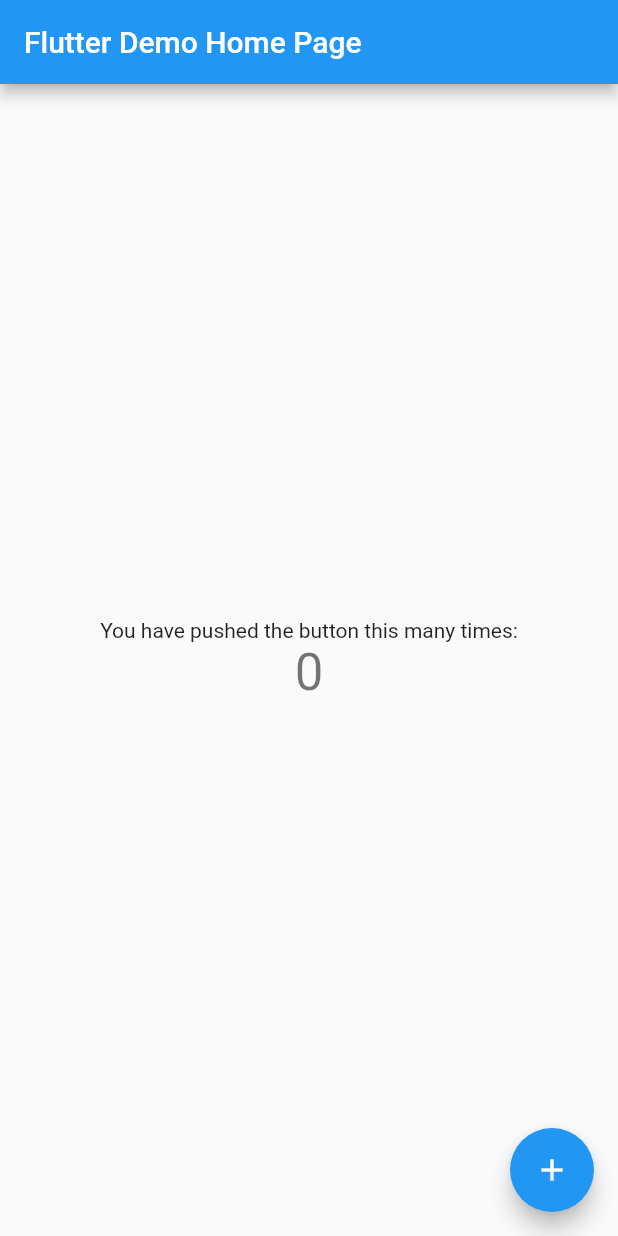
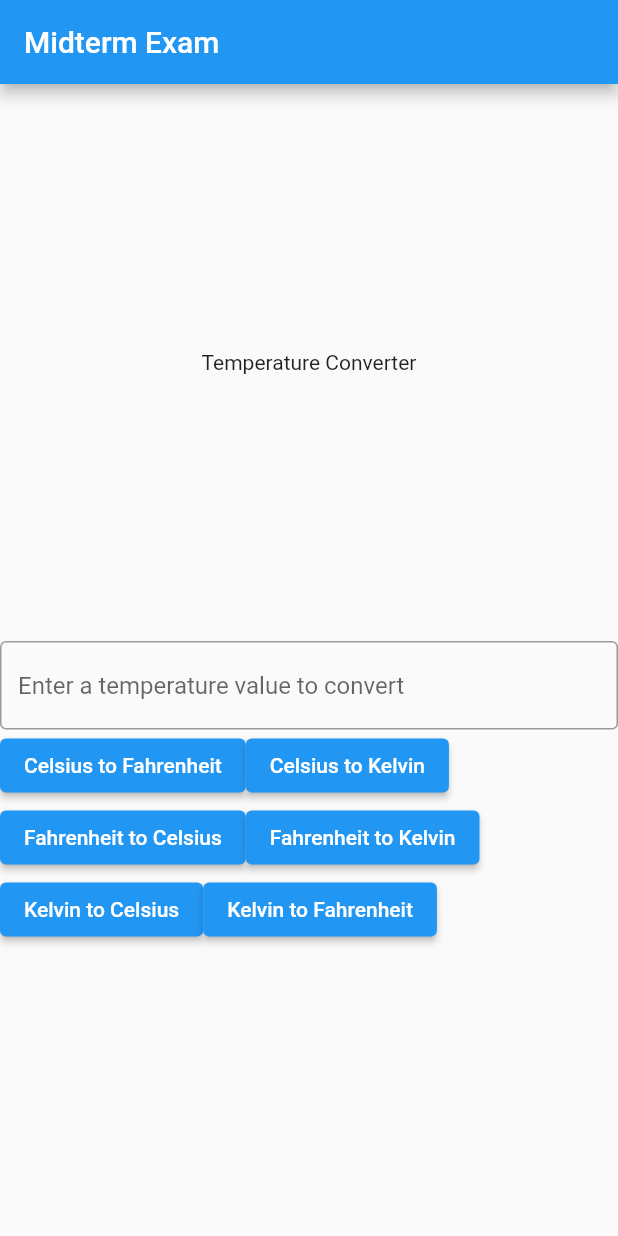
Before and after one commit to PraeJi/midterm_630710643, a Flutter app: the screen it shows after launch, on a phone screen of 412 x 824 dp. Run offline on Flutter 3.47's test engine with Material 2 defaults, Android fonts, the phone set to English and light mode, and no system bars.

Commit message:
สอบ midterm

```diff
--- a/lib/main.dart
+++ b/lib/main.dart
@@ -1,4 +1,5 @@
 import 'package:flutter/material.dart';
+import 'package:midterm_630710643/page/temp_page.dart';
 
 void main() {
   runApp(const MyApp());
@@ -24,92 +25,7 @@
         // is not restarted.
         primarySwatch: Colors.blue,
       ),
-      home: const MyHomePage(title: 'Flutter Demo Home Page'),
+      home: TempPage(),
     );
   }
 }
-
-class MyHomePage extends StatefulWidget {
-  const MyHomePage({Key? key, required this.title}) : super(key: key);
-
-  // This widget is the home page of your application. It is stateful, meaning
-  // that it has a State object (defined below) that contains fields that affect
-  // how it looks.
-
-  // This class is the configuration for the state. It holds the values (in this
-  // case the title) provided by the parent (in this case the App widget) and
-  // used by the build method of the State. Fields in a Widget subclass are
-  // always marked "final".
-
-  final String title;
-
-  @override
-  State<MyHomePage> createState() => _MyHomePageState();
-}
-
-class _MyHomePageState extends State<MyHomePage> {
-  int _counter = 0;
-
-  void _incrementCounter() {
-    setState(() {
-      // This call to setState tells the Flutter framework that something has
-      // changed in this State, which causes it to rerun the build method below
-      // so that the display can reflect the updated values. If we changed
-      // _counter without calling setState(), then the build method would not be
-      // called again, and so nothing would appear to happen.
-      _counter++;
-    });
-  }
-
-  @override
-  Widget build(BuildContext context) {
-    // This method is rerun every time setState is called, for instance as done
-    // by the _incrementCounter method above.
-    //
-    // The Flutter framework has been optimized to make rerunning build methods
-    // fast, so that you can just rebuild anything that needs updating rather
-    // than having to individually change instances of widgets.
-    return Scaffold(
-      appBar: AppBar(
-        // Here we take the value from the MyHomePage object that was created by
-        // the App.build method, and use it to set our appbar title.
-        title: Text(widget.title),
-      ),
-      body: Center(
-        // Center is a layout widget. It takes a single child and positions it
-        // in the middle of the parent.
-        child: Column(
-          // Column is also a layout widget. It takes a list of children and
-          // arranges them vertically. By default, it sizes itself to fit its
-          // children horizontally, and tries to be as tall as its parent.
-          //
-          // Invoke "debug painting" (press "p" in the console, choose the
-          // "Toggle Debug Paint" action from the Flutter Inspector in Android
-          // Studio, or the "Toggle Debug Paint" command in Visual Studio Code)
-          // to see the wireframe for each widget.
-          //
-          // Column has various properties to control how it sizes itself and
-          // how it positions its children. Here we use mainAxisAlignment to
-          // center the children vertically; the main axis here is the vertical
-          // axis because Columns are vertical (the cross axis would be
-          // horizontal).
-          mainAxisAlignment: MainAxisAlignment.center,
-          children: <Widget>[
-            const Text(
-              'You have pushed the button this many times:',
-            ),
-            Text(
-              '$_counter',
-              style: Theme.of(context).textTheme.headline4,
-            ),
-          ],
-        ),
-      ),
-      floatingActionButton: FloatingActionButton(
-        onPressed: _incrementCounter,
-        tooltip: 'Increment',
-        child: const Icon(Icons.add),
-      ), // This trailing comma makes auto-formatting nicer for build methods.
-    );
-  }
-}
--- /dev/null
+++ b/lib/page/temp_page.dart
@@ -0,0 +1,223 @@
+import 'dart:convert';
+
+import 'package:flutter/material.dart';
+
+import '../temp.dart';
+
+class TempPage extends StatefulWidget{
+  TempPage({Key? key}) : super(key: key);
+
+  @override
+  State<TempPage> createState() => _TempPageState();
+}
+
+class _TempPageState extends State<TempPage> {
+  final _controller = TextEditingController();
+  final _temp = Temp();
+
+  var _feedbackText = '';
+  var _showTestButton = false;
+
+  void handleClickNum1() {
+    var answer =0;
+    setState(() {
+      _showTestButton = !_showTestButton;
+    });
+
+    print('Button clicked!');
+    print(_controller.text);
+    var number = int.tryParse(_controller.text);
+    if (number == null) {
+      setState(() {
+        _feedbackText = 'Input error, please try again';
+      });
+    } else {
+      var result = _temp.doTemp(number);
+      if (result == Result.cf) {
+        setState(() {
+          _feedbackText = '$number celsius = $Result Fahrenheit';
+        });
+      }
+    }
+  }
+    void handleClickNum2() {
+      setState(() {
+        _showTestButton = !_showTestButton;
+      });
+
+      print('Button clicked!');
+      print(_controller.text);
+      var number = int.tryParse(_controller.text);
+      if (number == null) {
+        setState(() {
+          _feedbackText = 'Input error, please try again';
+        });
+      } else {
+        var result = _temp.doTemp(number);
+        if(result == Result.ck){
+          setState(() {
+            _feedbackText = '$number celsius = $result Kelvin';
+          });
+        }
+      }
+    }
+  void handleClickNum3() {
+    setState(() {
+      _showTestButton = !_showTestButton;
+    });
+
+    print('Button clicked!');
+    print(_controller.text);
+    var number = int.tryParse(_controller.text);
+    if (number == null) {
+      setState(() {
+        _feedbackText = 'Input error, please try again';
+      });
+    } else {
+      var result = _temp.doTemp(number);
+      if(result == Result.fc){
+        setState(() {
+          _feedbackText = '$number Fahrenheit = $result celsius';
+        });
+      }
+    }
+  }
+  void handleClickNum4() {
+    setState(() {
+      _showTestButton = !_showTestButton;
+    });
+
+    print('Button clicked!');
+    print(_controller.text);
+    var number = int.tryParse(_controller.text);
+    if (number == null) {
+      setState(() {
+        _feedbackText = 'Input error, please try again';
+      });
+    } else {
+      var result = _temp.doTemp(number);
+      if(result == Result.fk){
+        setState(() {
+          _feedbackText = '$number Fahrenheit = $result Kelvin';
+        });
+      }
+    }
+  }
+  void handleClickNum5() {
+    setState(() {
+      _showTestButton = !_showTestButton;
+    });
+
+    print('Button clicked!');
+    print(_controller.text);
+    var number = int.tryParse(_controller.text);
+    if (number == null) {
+      setState(() {
+        _feedbackText = 'Input error, please try again';
+      });
+    } else {
+      var result = _temp.doTemp(number);
+      if(result == Result.kc){
+        setState(() {
+          _feedbackText = '$number Kelvin = $result celsius';
+        });
+      }
+    }
+  }
+  void handleClickNum6() {
+    setState(() {
+      _showTestButton = !_showTestButton;
+    });
+
+    print('Button clicked!');
+    print(_controller.text);
+    var number = int.tryParse(_controller.text);
+    if (number == null) {
+      setState(() {
+        _feedbackText = 'Input error, please try again';
+      });
+    } else {
+      var result = _temp.doTemp(number);
+      if(result == Result.kf){
+        setState(() {
+          _feedbackText = '$number Kelvin = $result Fahrenheit';
+        });
+      }
+    }
+  }
+
+      @override
+      Widget build(BuildContext context) {
+        return Scaffold(
+          appBar: AppBar(
+            title: const Text('Midterm Exam'),
+          ),
+          body: Center(
+            child: Column(
+              mainAxisAlignment: MainAxisAlignment.spaceEvenly,
+              children: [
+                Text('Temperature Converter'),
+                Container(
+                  child: Column(
+                    mainAxisAlignment: MainAxisAlignment.center,
+                    children: [
+                      TextField(
+                        controller: _controller,
+                        decoration: InputDecoration(
+                          border: OutlineInputBorder(),
+                          hintText: 'Enter a temperature value to convert',
+                        ),
+                      ),
+                      Center(
+                        child: Row(
+                          children: [
+                            ElevatedButton(
+                              onPressed: handleClickNum1,
+                              child: Text('Celsius to Fahrenheit'),
+                            ),
+                            ElevatedButton(
+                              onPressed: handleClickNum2,
+                              child: Text('Celsius to Kelvin'),
+                            ),
+                          ],
+                        ),
+                      ),
+                      Center(
+                        child: Row(
+                          children: [
+                            ElevatedButton(
+                              onPressed: handleClickNum3,
+                              child: Text('Fahrenheit to Celsius'),
+                            ),
+                            ElevatedButton(
+                              onPressed: handleClickNum4,
+                              child: Text('Fahrenheit to Kelvin'),
+                            ),
+                          ],
+                        ),
+                      ),
+                      Center(
+                        child: Row(
+                          children: [
+                            ElevatedButton(
+                              onPressed: handleClickNum5,
+                              child: Text('Kelvin to Celsius'),
+                            ),
+                            ElevatedButton(
+                              onPressed: handleClickNum6,
+                              child: Text('Kelvin to Fahrenheit'),
+                            ),
+                          ],
+                        ),
+                      ),
+                      Text(_feedbackText),
+                    ],
+                  ),
+
+                ),
+              ],
+            ),
+          ),
+        );
+      }
+    }
--- /dev/null
+++ b/lib/temp.dart
@@ -0,0 +1,23 @@
+import 'dart:io';
+
+enum Result{
+  cf,ck,fc,fk,kc,kf
+}
+class Temp{
+  /*
+  var input = stdin.readLineSync();
+  var num = int.tryParse(input!);
+  if (num == null) {
+    continue;
+  }
+
+   */
+  Result doTemp(int num){
+    var cToF = 9/5*(num) + 32; return Result.cf;
+    var cToK= num+273; return Result.ck;
+    var fToC = (5/9)*(num-32); return Result.fc;
+    var fToK = 5/9*(num - 32) + 273.15; return Result.fk;
+    var kToC = num-273 + 273.15; return Result.kc;
+    var kToF = 9/5*(num - 273) + 32; return Result.kf;
+  }
+}
```
